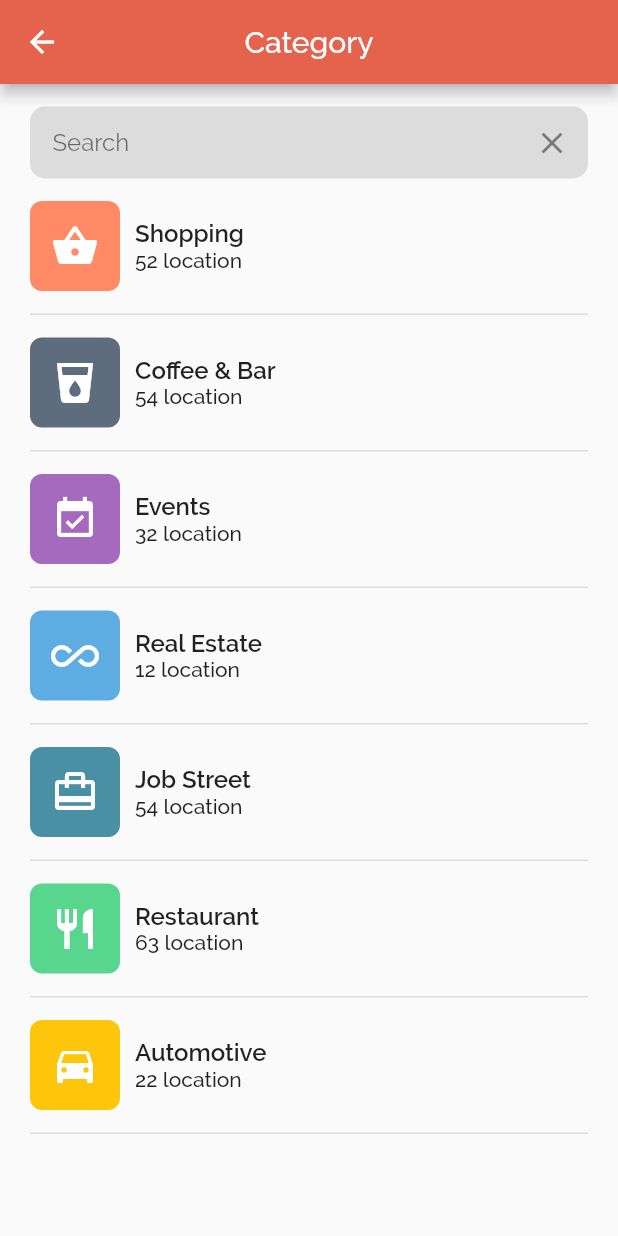
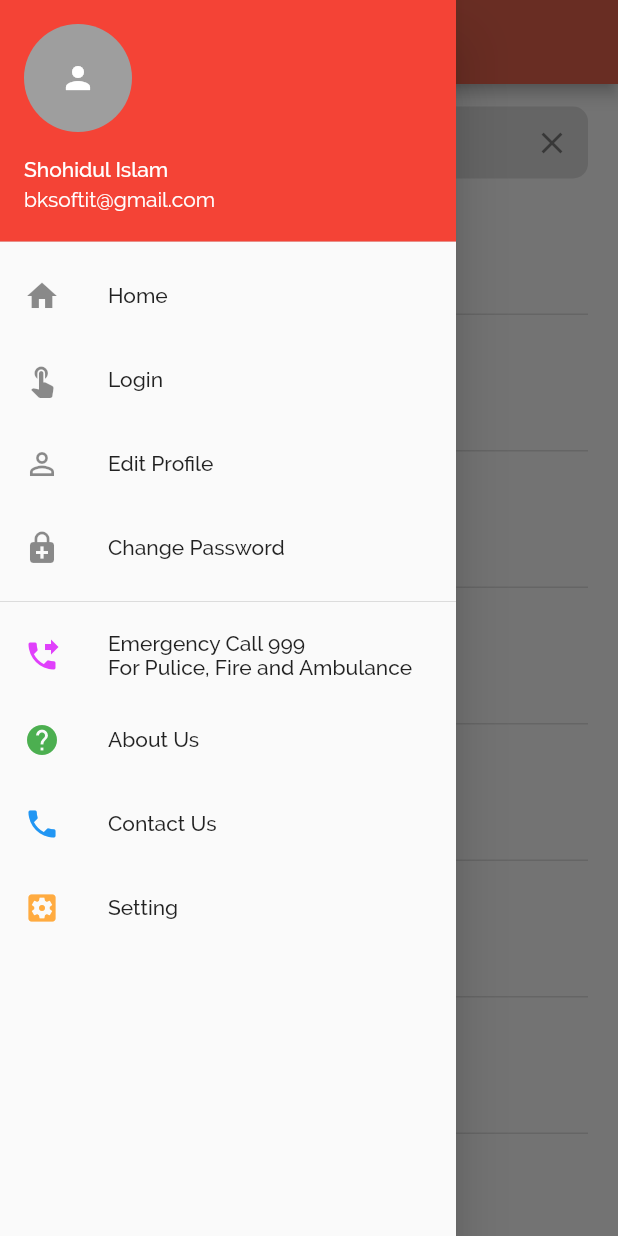
Before and after one commit to ShohidulProgrammer/thikana_ki_ui_cards, a Flutter app: the Category screen opened by its route, with the side drawer open (before the commit the screen has no drawer), on a phone screen of 412 x 824 dp. Run offline on Flutter 3.47's test engine with Material 2 defaults, Android fonts, the phone set to English and light mode, and no system bars; drawn by our look-alikes of pull_to_refresh; our stand-ins replace dio, flutter_icons, flutter_swiper, shared_preferences, shimmer; accounts and stored records are empty; network calls fail.

Commit message:
drawer completed

```diff
--- a/lib/configs/router/routes.dart
+++ b/lib/configs/router/routes.dart
@@ -12,6 +12,7 @@ class Router {
       case splashRoute:
         return MaterialPageRoute(builder: (_) => SplashScreen());
       case homeRoute:
+      case '/Home':
         return MaterialPageRoute(builder: (_) => MainNavigationBottomNavBar());
       case categoryPageRoute:
         return MaterialPageRoute(builder: (_) => Category());
--- a/lib/screens/bottom_navbar/bottom_menu_item.dart
+++ b/lib/screens/bottom_navbar/bottom_menu_item.dart
@@ -14,5 +14,5 @@ const List<BottomMenuItem> allBottomMenuItems = <BottomMenuItem>[
   BottomMenuItem(title: 'Chat', icon: Icons.chat, color: Colors.orange),
   BottomMenuItem(
       title: 'Notifications', icon: Icons.notifications, color: Colors.blue),
-  BottomMenuItem(title: 'Account', icon: Icons.account_circle, color: Colors.blue),
+//  BottomMenuItem(title: 'Account', icon: Icons.account_circle, color: Colors.blue),
 ];
--- a/lib/screens/bottom_navbar/main_navigation_bottom_navbar.dart
+++ b/lib/screens/bottom_navbar/main_navigation_bottom_navbar.dart
@@ -1,4 +1,5 @@
 import 'package:flutter/material.dart';
+import 'package:thikana_ki/widgets/drawer/drawer_menu.dart';
 import '../bottom_navbar/bottom_menu_item.dart';
 import '../home/home_page.dart';
 
@@ -31,6 +32,7 @@ class _MainNavigationBottomNavBarState extends State<MainNavigationBottomNavBar>
   @override
   Widget build(BuildContext context) {
     return Scaffold(
+      drawer: DrawerMenu(),
       body: SafeArea(
         child: IndexedStack(
           index: _selectedIndex,
@@ -39,7 +41,7 @@ class _MainNavigationBottomNavBarState extends State<MainNavigationBottomNavBar>
             HomePage(),
             HomePage(),
             HomePage(),
-            HomePage(),
+//            HomePage(),
           ],
         ),
       ),
--- a/lib/screens/category/category.dart
+++ b/lib/screens/category/category.dart
@@ -4,6 +4,7 @@ import 'package:thikana_ki/models/model_category.dart';
 import 'package:thikana_ki/models/model_result_api.dart';
 import 'package:thikana_ki/widgets/app_text_input.dart';
 import 'package:thikana_ki/widgets/category/app_category_item.dart';
+import 'package:thikana_ki/widgets/drawer/drawer_menu.dart';
 import '../../api/api.dart';
 import '../../models/screen_models/category_page_model.dart';
 import 'package:pull_to_refresh/pull_to_refresh.dart';
@@ -143,8 +144,9 @@ class _CategoryState extends State<Category> {
         centerTitle: true,
         title: Text('Category'
 //            Translate.of(context).translate('category')
-        ),
+            ),
       ),
+      drawer: DrawerMenu(),
       body: SafeArea(
         child: Column(
           children: <Widget>[
--- a/lib/screens/list_product/list_product.dart
+++ b/lib/screens/list_product/list_product.dart
@@ -2,6 +2,7 @@ import 'dart:async';
 import 'package:flutter/material.dart';
 import 'package:flutter_swiper/flutter_swiper.dart';
 import 'package:pull_to_refresh/pull_to_refresh.dart';
+import 'package:thikana_ki/widgets/drawer/drawer_menu.dart';
 import '../../api/api.dart';
 import '../../configs/router/router_path_constants.dart';
 import '../../models/import_model.dart';
@@ -571,6 +572,7 @@ class _ListProductState extends State<ListProduct> {
   @override
   Widget build(BuildContext context) {
     return Scaffold(
+      drawer: DrawerMenu(),
       appBar: AppBar(
         centerTitle: true,
         title: Text(
--- /dev/null
+++ b/lib/widgets/drawer/drawer_menu.dart
@@ -0,0 +1,73 @@
+import 'package:flutter/material.dart';
+import 'package:flutter_icons/flutter_icons.dart';
+
+import 'drawer_menu_item.dart';
+
+class DrawerMenu extends StatelessWidget {
+  DrawerMenu(
+      {Key key,
+      this.userName = 'Shohidul Islam',
+      this.email = "bksoftit@gmail.com"})
+      : super(key: key);
+  final String userName;
+  final String email;
+
+  @override
+  Widget build(BuildContext context) {
+    String name = "Shohidul Islam";
+    String email = "bksoftit@gmail.com";
+
+    return new Drawer(
+      child: new ListView(
+        children: <Widget>[
+          // Drawer header
+          new UserAccountsDrawerHeader(
+            accountName: Text(name),
+            accountEmail: Text(email),
+            currentAccountPicture: GestureDetector(
+              child: new CircleAvatar(
+                backgroundColor: Colors.grey,
+                child: Icon(
+                  Icons.person,
+                  color: Colors.white,
+                ),
+              ),
+            ),
+            decoration: new BoxDecoration(color: Colors.red),
+          ),
+
+          // Drawer body
+          // _buildDrawerListItem(context, 'Home', Icons.home),
+
+          DrawerMenuItem(title: 'Home', icon: Icons.home),
+          DrawerMenuItem(title: 'Login', icon: Icons.touch_app),
+          DrawerMenuItem(title: 'Edit Profile', icon: Icons.perm_identity),
+          DrawerMenuItem(
+              title: 'Change Password', icon: Icons.enhanced_encryption),
+          // DrawerMenuItem(title: 'Shop', icon: Icons.shopping_basket),
+          Divider(),
+          // menu
+          // DrawerItem(
+          //     title: 'Settings', icon: Icons.settings, iconColor: Colors.blue),
+          DrawerMenuItem(
+            title: 'Emergency Call 999 \nFor Pulice, Fire and Ambulance',
+            icon: Icons.phone_forwarded,
+            iconColor: Colors.purpleAccent,
+          ),
+          DrawerMenuItem(
+              title: 'About Us', icon: Icons.help, iconColor: Colors.green),
+
+          DrawerMenuItem(
+            title: 'Contact Us',
+            icon: Icons.phone,
+            iconColor: Colors.blue,
+          ),
+          DrawerMenuItem(
+              title: 'Setting',
+              icon: Icons.settings_applications,
+              iconColor: Colors.orangeAccent),
+        ],
+      ),
+    );
+  }
+}
--- /dev/null
+++ b/lib/widgets/drawer/drawer_menu_item.dart
@@ -0,0 +1,23 @@
+import 'package:flutter/material.dart';
+
+class DrawerMenuItem extends StatelessWidget {
+  final IconData icon;
+  final String title;
+  final Color iconColor;
+
+  DrawerMenuItem({this.title, this.icon, this.iconColor});
+
+  @override
+  Widget build(BuildContext context) {
+    return new InkWell(
+      onTap: () => Navigator.of(context).pushNamed('/$title'),
+      child: ListTile(
+        title: Text(title),
+        leading: Icon(
+          icon,
+          color: iconColor,
+        ),
+      ),
+    );
+  }
+}
--- a/lib/widgets/home/my_silver_app_bar.dart
+++ b/lib/widgets/home/my_silver_app_bar.dart
@@ -1,5 +1,6 @@
 import 'package:flutter/material.dart';
 
+import 'emergency_call_999.dart';
 import 'search_bar.dart';
 import 'GoogleMap.dart';
 import 'silver_tab_bar.dart';
--- a/pubspec.yaml
+++ b/pubspec.yaml
@@ -30,6 +30,7 @@ dependencies:
   shared_preferences: ^0.5.6+2
   shimmer: ^1.1.0
   flutter_swiper: ^1.1.6
+  flutter_icons: ^1.0.0+1
 #  geolocator: ^5.3.0
 
 dev_dependencies:
```
Also changed, not shown: lib/screens/popular/popular_categroy_iem_list_factory.dart (+33 -39 lines), lib/widgets/home/emergency_call_999.dart (added, +22 -0 lines), lib/widgets/popular/popular_category_item.dart (+11 -6 lines), pubspec.lock.
